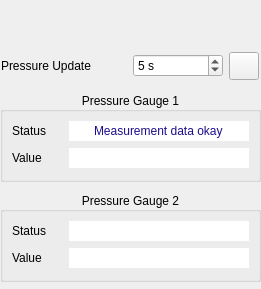
Qt form MotorControlGui/forms/form_pgaugewidget.ui (slsdetectorgroup/motorControlSoftware) before a commit.
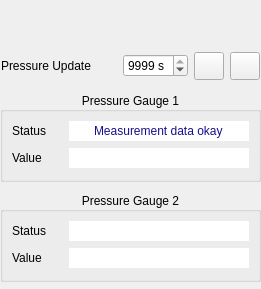
The same form after that commit.

Patch:
```diff
--- a/MotorControlGui/forms/form_pgaugewidget.ui
+++ b/MotorControlGui/forms/form_pgaugewidget.ui
@@ -764,7 +764,7 @@
     <rect>
      <x>1</x>
      <y>50</y>
-     <width>258</width>
+     <width>259</width>
      <height>32</height>
     </rect>
    </property>
@@ -786,7 +786,7 @@
      <widget class="QSpinBox" name="spinUpdate">
       <property name="maximumSize">
        <size>
-        <width>90</width>
+        <width>65</width>
         <height>16777215</height>
        </size>
       </property>
@@ -794,10 +794,10 @@
        <string> s</string>
       </property>
       <property name="maximum">
-       <number>999</number>
+       <number>9999</number>
       </property>
       <property name="value">
-       <number>5</number>
+       <number>9999</number>
       </property>
      </widget>
     </item>
@@ -826,6 +826,31 @@
       </property>
      </widget>
     </item>
+    <item>
+     <widget class="QPushButton" name="pushStop">
+      <property name="sizePolicy">
+       <sizepolicy hsizetype="Fixed" vsizetype="Fixed">
+        <horstretch>0</horstretch>
+        <verstretch>0</verstretch>
+       </sizepolicy>
+      </property>
+      <property name="minimumSize">
+       <size>
+        <width>0</width>
+        <height>0</height>
+       </size>
+      </property>
+      <property name="maximumSize">
+       <size>
+        <width>30</width>
+        <height>28</height>
+       </size>
+      </property>
+      <property name="text">
+       <string/>
+      </property>
+     </widget>
+    </item>
    </layout>
   </widget>
  </widget>
```
